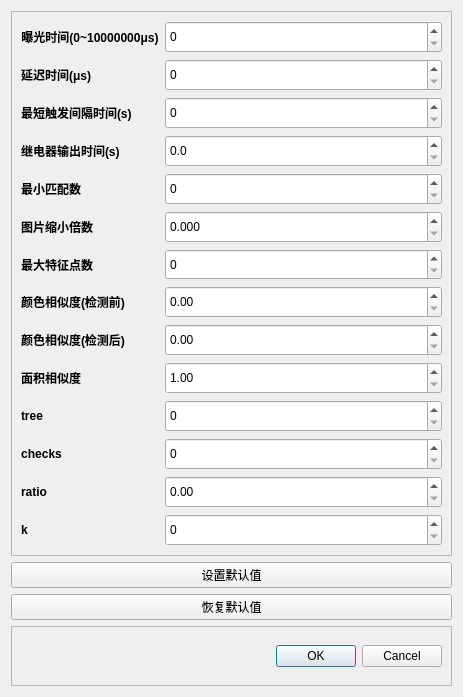
First picture: the form in QtApp/DialogSetParams.ui, repository youngblood1998/helmet_detect, before the edit.
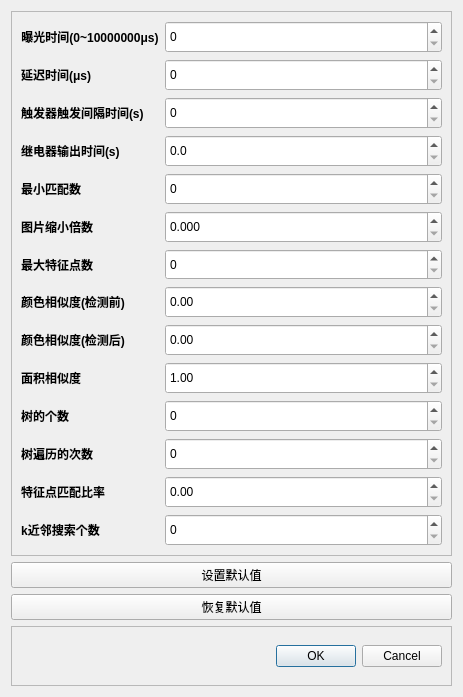
Second picture: the form after the edit.

Patch:
```diff
--- a/QtApp/DialogSetParams.ui
+++ b/QtApp/DialogSetParams.ui
@@ -195,7 +195,7 @@
          </font>
         </property>
         <property name="text">
-         <string>tree</string>
+         <string>树的个数</string>
         </property>
         <property name="alignment">
          <set>Qt::AlignCenter</set>
@@ -217,7 +217,7 @@
          </font>
         </property>
         <property name="text">
-         <string>checks</string>
+         <string>树遍历的次数</string>
         </property>
         <property name="alignment">
          <set>Qt::AlignCenter</set>
@@ -239,7 +239,7 @@
          </font>
         </property>
         <property name="text">
-         <string>ratio</string>
+         <string>特征点匹配比率</string>
         </property>
         <property name="alignment">
          <set>Qt::AlignCenter</set>
@@ -264,7 +264,7 @@
          </font>
         </property>
         <property name="text">
-         <string>k</string>
+         <string>k近邻搜索个数</string>
         </property>
         <property name="textFormat">
          <enum>Qt::AutoText</enum>
@@ -529,7 +529,7 @@
          </font>
         </property>
         <property name="text">
-         <string>最短触发间隔时间(s)</string>
+         <string>触发器触发间隔时间(s)</string>
         </property>
        </widget>
       </item>
```
